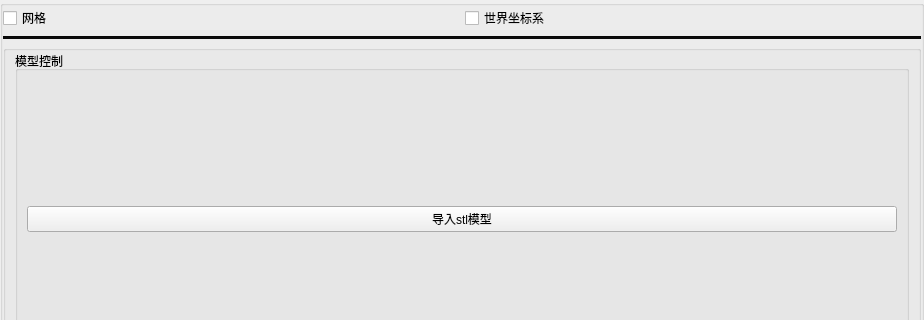
Before: the Qt Designer form ModelControl.ui in sakuya0818/STLAndPLYLoader, drawn with Qt 5; both pictures show x 0 to 924 and y 0 to 320 of the 924 by 512 pixel window.
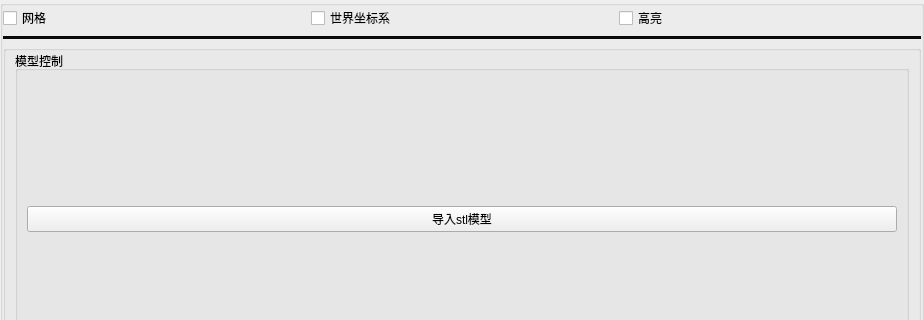
After: the same form once the commit is applied.

Commit message: 优化法向量计算，放到CPU中，添加高亮描边checkbox

Patch:
```diff
--- a/ModelControl.ui
+++ b/ModelControl.ui
@@ -85,7 +85,7 @@
        <number>0</number>
       </property>
       <item>
-       <layout class="QHBoxLayout" name="horizontalLayout_9" stretch="0,0">
+       <layout class="QHBoxLayout" name="horizontalLayout_9" stretch="0,0,0">
         <property name="topMargin">
          <number>0</number>
         </property>
@@ -103,6 +103,13 @@
           </property>
          </widget>
         </item>
+        <item>
+         <widget class="QCheckBox" name="checkBoxHighLight">
+          <property name="text">
+           <string>高亮</string>
+          </property>
+         </widget>
+        </item>
        </layout>
       </item>
       <item>
```
The commit also changes 6 other files.
